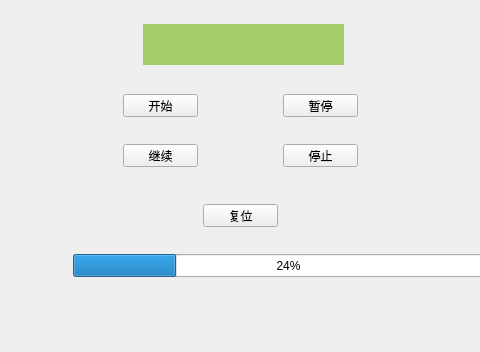
Before: the Qt Designer form Lens_Ring/mainwindow.ui in MacavityT/LensRing, drawn with Qt 5; both pictures show x 437 to 917 and y 416 to 768 of the 1366 by 768 pixel window.
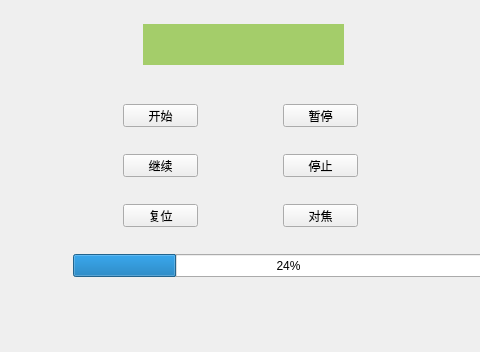
After: the same form once the commit is applied.

```diff
--- a/Lens_Ring/mainwindow.ui
+++ b/Lens_Ring/mainwindow.ui
@@ -98,7 +98,7 @@
     <property name="geometry">
      <rect>
       <x>560</x>
-      <y>470</y>
+      <y>480</y>
       <width>75</width>
       <height>23</height>
      </rect>
@@ -114,7 +114,7 @@
     <property name="geometry">
      <rect>
       <x>720</x>
-      <y>470</y>
+      <y>480</y>
       <width>75</width>
       <height>23</height>
      </rect>
@@ -130,7 +130,7 @@
     <property name="geometry">
      <rect>
       <x>560</x>
-      <y>520</y>
+      <y>530</y>
       <width>75</width>
       <height>23</height>
      </rect>
@@ -146,7 +146,7 @@
     <property name="geometry">
      <rect>
       <x>720</x>
-      <y>520</y>
+      <y>530</y>
       <width>75</width>
       <height>23</height>
      </rect>
@@ -161,7 +161,7 @@
    <widget class="QPushButton" name="RESET">
     <property name="geometry">
      <rect>
-      <x>640</x>
+      <x>560</x>
       <y>580</y>
       <width>75</width>
       <height>23</height>
@@ -817,6 +817,22 @@
      <number>24</number>
     </property>
    </widget>
+   <widget class="QPushButton" name="FOCUS">
+    <property name="geometry">
+     <rect>
+      <x>720</x>
+      <y>580</y>
+      <width>75</width>
+      <height>23</height>
+     </rect>
+    </property>
+    <property name="text">
+     <string>对焦</string>
+    </property>
+    <attribute name="buttonGroup">
+     <string notr="true">Control_Buttons</string>
+    </attribute>
+   </widget>
   </widget>
   <widget class="QMenuBar" name="menuBar">
    <property name="geometry">
```
